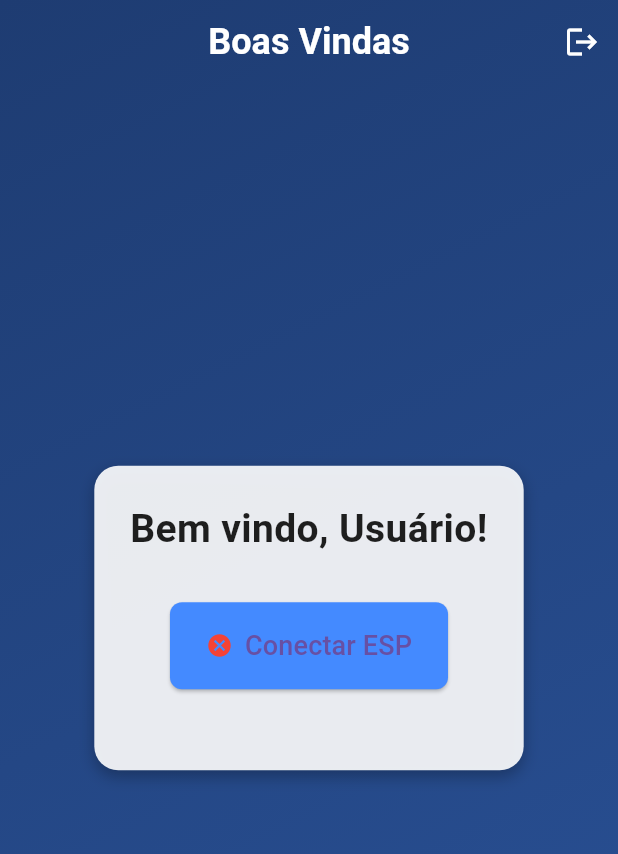
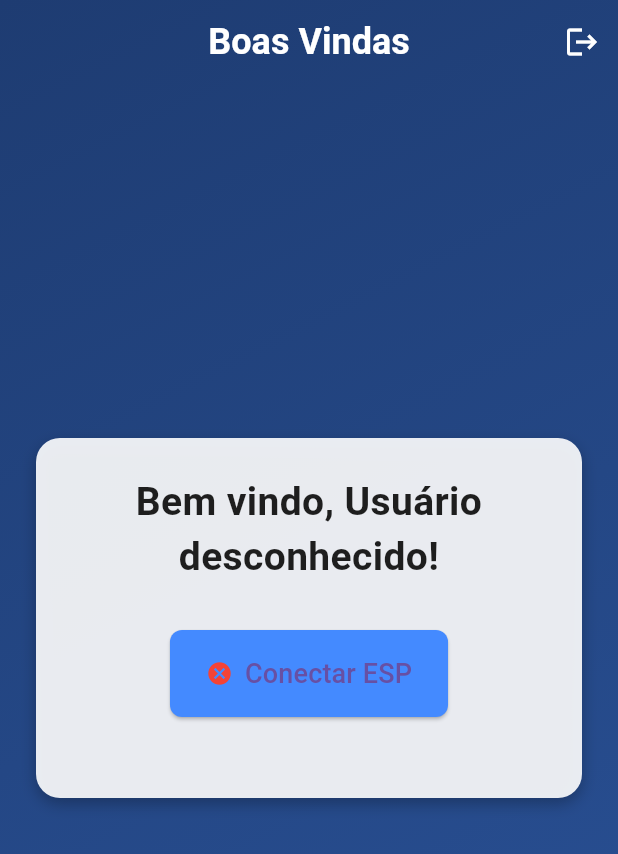
Before and after one commit to heitorpnfc/Biomecanica, a Flutter app: the WelcomePage screen opened directly, after a tap on "Conectar ESP", on a phone screen of 412 x 824 dp. Shown: the top 854 px of the screen. Run offline on Flutter 3.47's test engine with Material 3 defaults, Android fonts, the light colour scheme and no system bars; our stand-ins replace firebase_auth, firebase_core, firebase_database; accounts and stored records are empty; network calls fail.

Commit message:
Conversando melhor com o banco de dados

```diff
--- a/Trabalho final/gait_analisys/lib/welcome_page.dart
+++ b/Trabalho final/gait_analisys/lib/welcome_page.dart
@@ -17,7 +17,8 @@ class _WelcomePageState extends State<WelcomePage> {
   final DatabaseReference _databaseReference = FirebaseDatabase.instance.ref();
   String userName = 'Usuário';
   bool? isConnected;
-  final String espIP = "192.168.3.19"; // Atualize se necessário
+  // Atualize com o IP do seu ESP32 na rede Wi‑Fi
+  final String espIP = "192.168.3.19";
 
   // Variáveis para os dados do ESP
   double? yaw, pitch, roll, ax, ay, az;
@@ -28,6 +29,7 @@ class _WelcomePageState extends State<WelcomePage> {
     _loadUserData();
   }
 
+  // Carrega o nome do usuário a partir do Firebase
   void _loadUserData() {
     User? user = _auth.currentUser;
     if (user != null) {
@@ -41,11 +43,17 @@ class _WelcomePageState extends State<WelcomePage> {
             userName =
                 event.snapshot.child('name').value as String? ?? 'Usuário';
           });
+        } else {
+          setState(() {
+            userName = 'Usuário desconhecido';
+          });
         }
       });
     }
   }
 
+  // Tenta conectar ao ESP32 via Wi‑Fi através de uma requisição HTTP
+  // e envia os dados obtidos para o Firebase criando uma nova linha na tabela "sensor_data"
   Future<void> _connectToESP() async {
     try {
       final response = await http.get(Uri.parse("http://$espIP/imu"));
@@ -64,6 +72,20 @@ class _WelcomePageState extends State<WelcomePage> {
           ay = data['ay'];
           az = data['az'];
         });
+
+        // Cria um registro com os dados do sensor
+        final sensorData = {
+          "timestamp": DateTime.now().millisecondsSinceEpoch,
+          "yaw": yaw,
+          "pitch": pitch,
+          "roll": roll,
+          "ax": ax,
+          "ay": ay,
+          "az": az,
+        };
+
+        // Envia os dados para o Firebase, criando uma nova linha
+        _databaseReference.child("sensor_data").push().set(sensorData);
       } else {
         setState(() => isConnected = false);
       }
@@ -73,6 +95,7 @@ class _WelcomePageState extends State<WelcomePage> {
     }
   }
 
+  // Realiza logout e retorna para a tela de login
   Future<void> _logout() async {
     await _auth.signOut();
     Navigator.pushReplacement(
@@ -100,6 +123,7 @@ class _WelcomePageState extends State<WelcomePage> {
   @override
   Widget build(BuildContext context) {
     return Scaffold(
+      // Fundo com gradiente para manter o estilo elegante
       body: Container(
         decoration: const BoxDecoration(
           gradient: LinearGradient(
@@ -110,6 +134,7 @@ class _WelcomePageState extends State<WelcomePage> {
         ),
         child: Stack(
           children: [
+            // AppBar customizado (transparente) com botão de logout
             Positioned(
               top: 0,
               left: 0,
@@ -135,6 +160,7 @@ class _WelcomePageState extends State<WelcomePage> {
                 ],
               ),
             ),
+            // Conteúdo centralizado em card semitransparente
             Center(
               child: SingleChildScrollView(
                 child: Container(
```
